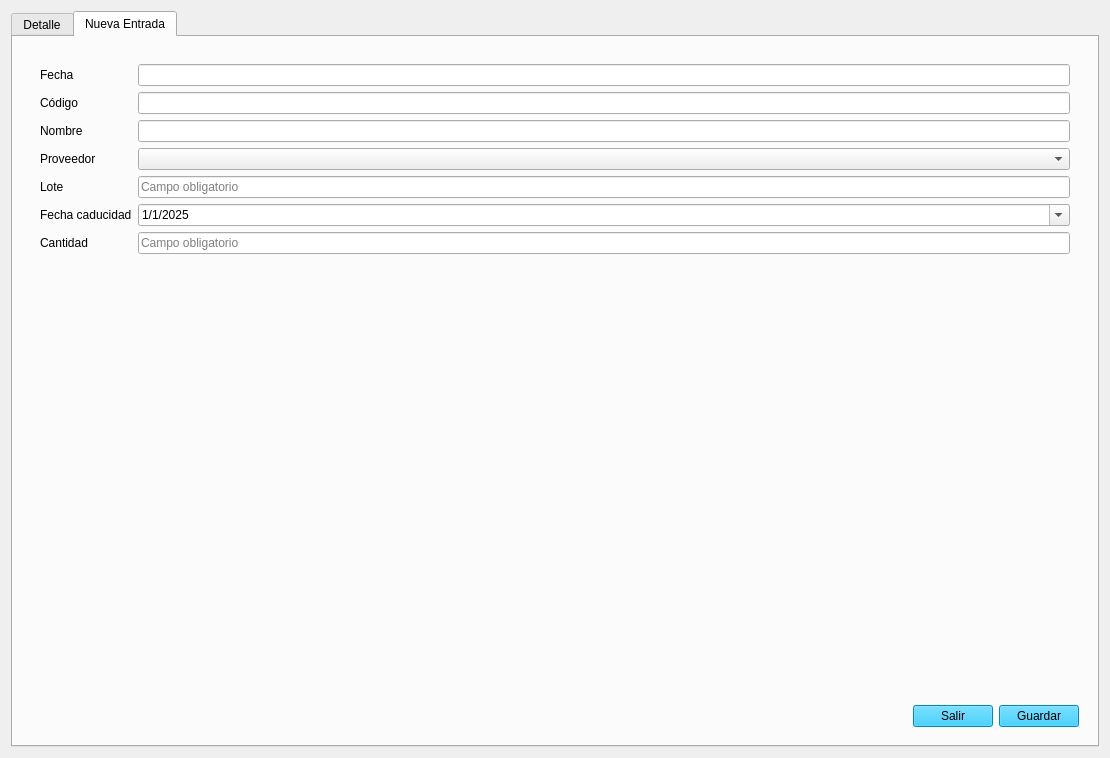
jolumon/proyecto_24_25, file materias_primas/view/materias_primas_detalle3.ui: the form before one commit.
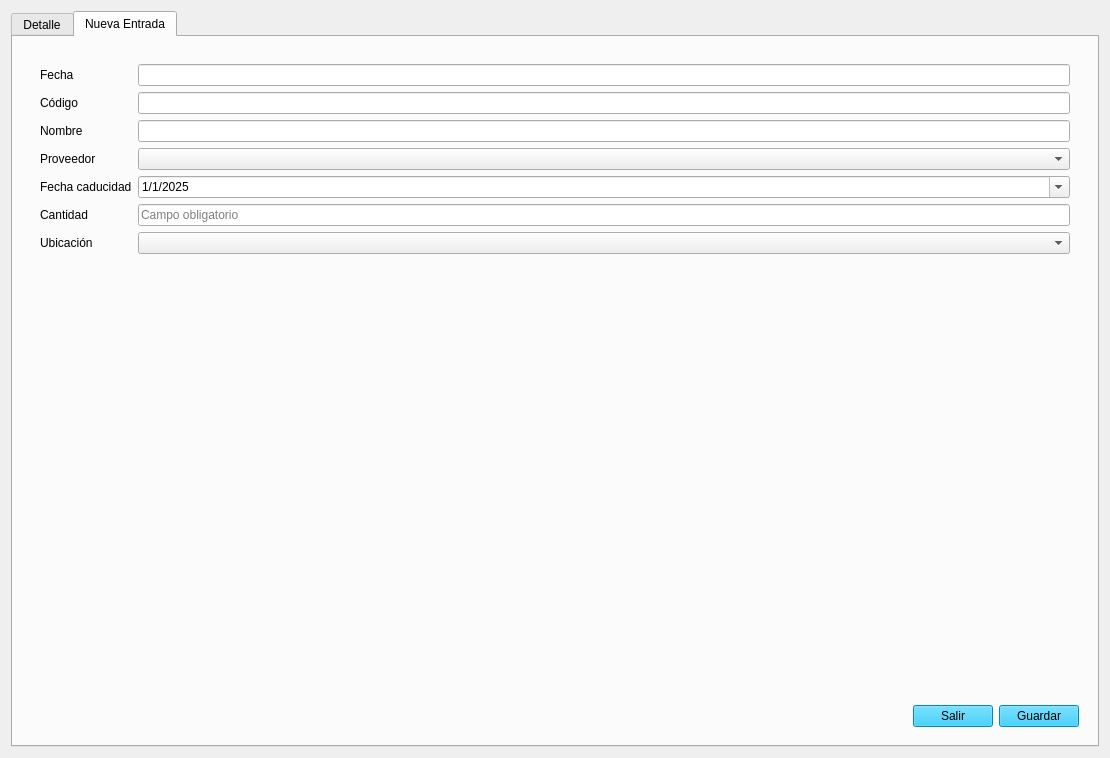
The form after the commit. The open tabs and pages were chosen to show the change.

Commit message: Modificar ventanas de materias primas y detalle

Patch:
```diff
--- a/materias_primas/view/materias_primas_detalle3.ui
+++ b/materias_primas/view/materias_primas_detalle3.ui
@@ -294,33 +294,13 @@
                 <widget class="QComboBox" name="cb_proveedor_entrada"/>
                </item>
                <item row="4" column="0">
-                <widget class="QLabel" name="lbl_lote_entrada">
-                 <property name="text">
-                  <string>Lote</string>
-                 </property>
-                </widget>
-               </item>
-               <item row="4" column="1">
-                <widget class="QLineEdit" name="le_lote_entrada">
-                 <property name="text">
-                  <string/>
-                 </property>
-                 <property name="placeholderText">
-                  <string>Campo obligatorio</string>
-                 </property>
-                 <property name="clearButtonEnabled">
-                  <bool>true</bool>
-                 </property>
-                </widget>
-               </item>
-               <item row="5" column="0">
                 <widget class="QLabel" name="lbl_fecha_caducidad">
                  <property name="text">
                   <string>Fecha caducidad</string>
                  </property>
                 </widget>
                </item>
-               <item row="5" column="1">
+               <item row="4" column="1">
                 <widget class="QDateEdit" name="de_f_caducidad">
                  <property name="displayFormat">
                   <string>d/M/yyyy</string>
@@ -337,14 +317,14 @@
                  </property>
                 </widget>
                </item>
-               <item row="6" column="0">
+               <item row="5" column="0">
                 <widget class="QLabel" name="lbl_cantidad_entrada">
                  <property name="text">
                   <string>Cantidad</string>
                  </property>
                 </widget>
                </item>
-               <item row="6" column="1">
+               <item row="5" column="1">
                 <widget class="QLineEdit" name="le_cantidad_entrada">
                  <property name="placeholderText">
                   <string>Campo obligatorio</string>
@@ -354,6 +334,16 @@
                  </property>
                 </widget>
                </item>
+               <item row="6" column="0">
+                <widget class="QLabel" name="lbl_ubicacion_entrada">
+                 <property name="text">
+                  <string>Ubicación</string>
+                 </property>
+                </widget>
+               </item>
+               <item row="6" column="1">
+                <widget class="QComboBox" name="comboBox"/>
+               </item>
               </layout>
              </item>
             </layout>
```
The commit also changes 3 other files.
